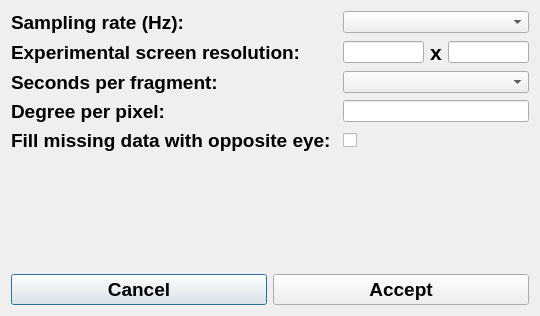
First picture: the form in DialogConfig.ui, repository jamesalvarez/grafix-coder, before the edit.
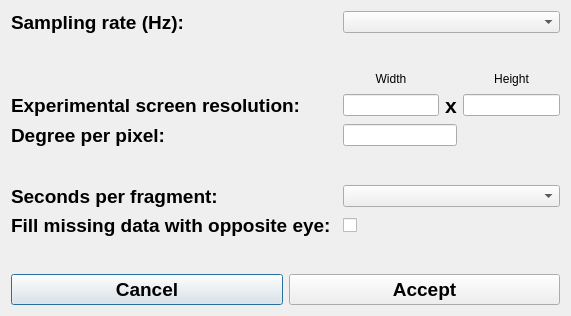
Second picture: the form after the edit.

The edit to the form file:
```diff
--- a/DialogConfig.ui
+++ b/DialogConfig.ui
@@ -9,7 +9,7 @@
    <rect>
     <x>0</x>
     <y>0</y>
-    <width>540</width>
+    <width>571</width>
     <height>316</height>
    </rect>
   </property>
@@ -20,6 +20,72 @@
    <bool>true</bool>
   </property>
   <layout class="QGridLayout" name="gridLayout">
+   <item row="8" column="2">
+    <widget class="QCheckBox" name="cbEyes">
+     <property name="toolTip">
+      <string>When smoothing data, checking this option will use data from one eye only, if the other eye has missing data.  If unchecked, the smoothed data will show missing values whenever either or both eyes are missing.</string>
+     </property>
+     <property name="layoutDirection">
+      <enum>Qt::LeftToRight</enum>
+     </property>
+     <property name="text">
+      <string/>
+     </property>
+    </widget>
+   </item>
+   <item row="3" column="2">
+    <widget class="QLineEdit" name="tWidth">
+     <property name="toolTip">
+      <string>Horizontal resolution.</string>
+     </property>
+    </widget>
+   </item>
+   <item row="6" column="2" colspan="3">
+    <widget class="QComboBox" name="combo_secsSegment">
+     <property name="toolTip">
+      <string>The number of seconds worth of data for each segment of display.</string>
+     </property>
+    </widget>
+   </item>
+   <item row="4" column="2" colspan="2">
+    <widget class="QLineEdit" name="tDegreePerPixel">
+     <property name="toolTip">
+      <string>The number of degrees of visual angle taken by each pixel (e.g. = 0.0177, if 1680 x 1050px at 90cm)</string>
+     </property>
+    </widget>
+   </item>
+   <item row="10" column="0" colspan="5">
+    <layout class="QHBoxLayout" name="horizontalLayout">
+     <item>
+      <widget class="QPushButton" name="b_cancel">
+       <property name="font">
+        <font>
+         <pointsize>14</pointsize>
+         <weight>75</weight>
+         <bold>true</bold>
+        </font>
+       </property>
+       <property name="text">
+        <string>Cancel</string>
+       </property>
+      </widget>
+     </item>
+     <item>
+      <widget class="QPushButton" name="b_accept">
+       <property name="font">
+        <font>
+         <pointsize>14</pointsize>
+         <weight>75</weight>
+         <bold>true</bold>
+        </font>
+       </property>
+       <property name="text">
+        <string>Accept</string>
+       </property>
+      </widget>
+     </item>
+    </layout>
+   </item>
    <item row="0" column="0">
     <widget class="QLabel" name="label_2">
      <property name="font">
@@ -34,10 +100,81 @@
      </property>
     </widget>
    </item>
-   <item row="0" column="2" colspan="3">
-    <widget class="QComboBox" name="combo_HZ"/>
+   <item row="2" column="4">
+    <widget class="QLabel" name="label_6">
+     <property name="text">
+      <string>Height</string>
+     </property>
+     <property name="alignment">
+      <set>Qt::AlignCenter</set>
+     </property>
+    </widget>
    </item>
-   <item row="3" column="0">
+   <item row="9" column="0">
+    <widget class="QLabel" name="ltSpacing">
+     <property name="text">
+      <string/>
+     </property>
+    </widget>
+   </item>
+   <item row="6" column="0">
+    <widget class="QLabel" name="label_4">
+     <property name="font">
+      <font>
+       <pointsize>14</pointsize>
+       <weight>75</weight>
+       <bold>true</bold>
+      </font>
+     </property>
+     <property name="toolTip">
+      <string>The number of seconds worth of data for each segment of display.</string>
+     </property>
+     <property name="text">
+      <string>Seconds per fragment:</string>
+     </property>
+    </widget>
+   </item>
+   <item row="1" column="0">
+    <widget class="QLabel" name="label_7">
+     <property name="text">
+      <string/>
+     </property>
+    </widget>
+   </item>
+   <item row="2" column="2">
+    <widget class="QLabel" name="label">
+     <property name="maximumSize">
+      <size>
+       <width>16777215</width>
+       <height>16</height>
+      </size>
+     </property>
+     <property name="text">
+      <string>Width</string>
+     </property>
+     <property name="alignment">
+      <set>Qt::AlignCenter</set>
+     </property>
+    </widget>
+   </item>
+   <item row="8" column="0">
+    <widget class="QLabel" name="ltCbEyes">
+     <property name="font">
+      <font>
+       <pointsize>14</pointsize>
+       <weight>75</weight>
+       <bold>true</bold>
+      </font>
+     </property>
+     <property name="toolTip">
+      <string>When smoothing data, checking this option will use data from one eye only, if the other eye has missing data.  If unchecked, the smoothed data will show missing values whenever either or both eyes are missing.</string>
+     </property>
+     <property name="text">
+      <string>Fill missing data with opposite eye:</string>
+     </property>
+    </widget>
+   </item>
+   <item row="4" column="0">
     <widget class="QLabel" name="label_19">
      <property name="font">
       <font>
@@ -54,7 +191,7 @@
      </property>
     </widget>
    </item>
-   <item row="1" column="3">
+   <item row="3" column="3">
     <widget class="QLabel" name="label_5">
      <property name="font">
       <font>
@@ -68,7 +205,14 @@
      </property>
     </widget>
    </item>
-   <item row="1" column="0" colspan="2">
+   <item row="3" column="4">
+    <widget class="QLineEdit" name="tHeight">
+     <property name="toolTip">
+      <string>Vertical resolution.</string>
+     </property>
+    </widget>
+   </item>
+   <item row="3" column="0" colspan="2">
     <widget class="QLabel" name="label_3">
      <property name="font">
       <font>
@@ -85,120 +229,16 @@
      </property>
     </widget>
    </item>
-   <item row="3" column="2" colspan="3">
-    <widget class="QLineEdit" name="tDegreePerPixel">
-     <property name="toolTip">
-      <string>The number of degrees of visual angle taken by each pixel (e.g. = 0.0177, if 1680 x 1050px at 90cm)</string>
-     </property>
-    </widget>
-   </item>
-   <item row="2" column="0">
-    <widget class="QLabel" name="label_4">
-     <property name="font">
-      <font>
-       <pointsize>14</pointsize>
-       <weight>75</weight>
-       <bold>true</bold>
-      </font>
-     </property>
-     <property name="toolTip">
-      <string>The number of seconds worth of data for each segment of display.</string>
-     </property>
-     <property name="text">
-      <string>Seconds per fragment:</string>
-     </property>
-    </widget>
-   </item>
-   <item row="1" column="4">
-    <widget class="QLineEdit" name="tHeight">
-     <property name="toolTip">
-      <string>Vertical resolution.</string>
-     </property>
-    </widget>
-   </item>
-   <item row="2" column="2" colspan="3">
-    <widget class="QComboBox" name="combo_secsSegment">
-     <property name="toolTip">
-      <string>The number of seconds worth of data for each segment of display.</string>
-     </property>
-    </widget>
-   </item>
-   <item row="1" column="2">
-    <widget class="QLineEdit" name="tWidth">
-     <property name="toolTip">
-      <string>Horizontal resolution.</string>
-     </property>
-    </widget>
+   <item row="0" column="2" colspan="3">
+    <widget class="QComboBox" name="combo_HZ"/>
    </item>
    <item row="5" column="0">
-    <widget class="QLabel" name="ltSpacing">
+    <widget class="QLabel" name="label_8">
      <property name="text">
       <string/>
      </property>
     </widget>
    </item>
-   <item row="6" column="0" colspan="5">
-    <layout class="QHBoxLayout" name="horizontalLayout">
-     <item>
-      <widget class="QPushButton" name="b_cancel">
-       <property name="font">
-        <font>
-         <pointsize>14</pointsize>
-         <weight>75</weight>
-         <bold>true</bold>
-        </font>
-       </property>
-       <property name="text">
-        <string>Cancel</string>
-       </property>
-      </widget>
-     </item>
-     <item>
-      <widget class="QPushButton" name="b_accept">
-       <property name="font">
-        <font>
-         <pointsize>14</pointsize>
-         <weight>75</weight>
-         <bold>true</bold>
-        </font>
-       </property>
-       <property name="text">
-        <string>Accept</string>
-       </property>
-      </widget>
-     </item>
-    </layout>
-   </item>
-   <item row="4" column="2">
-    <widget class="QCheckBox" name="cbEyes">
-     <property name="toolTip">
-      <string>When smoothing data, checking this option will use data from one eye only, if the other eye has missing data.  If unchecked, the smoothed data will show missing values whenever either or both eyes are missing.</string>
-     </property>
-     <property name="layoutDirection">
-      <enum>Qt::LeftToRight</enum>
-     </property>
-     <property name="text">
-      <string/>
-     </property>
-    </widget>
-   </item>
-   <item row="4" column="0">
-    <widget class="QLabel" name="ltCbEyes">
-     <property name="font">
-      <font>
-       <pointsize>14</pointsize>
-       <weight>75</weight>
-       <bold>true</bold>
-      </font>
-     </property>
-     <property name="toolTip">
-      <string>When smoothing data, checking this option will use data from one eye only, if the other eye has missing data.  If unchecked, the smoothed data will show missing values whenever either or both eyes are missing.</string>
-     </property>
-     <property name="text">
-      <string>Fill missing data with opposite eye:</string>
-     </property>
-    </widget>
-   </item>
   </layout>
  </widget>
  <resources/>
```
